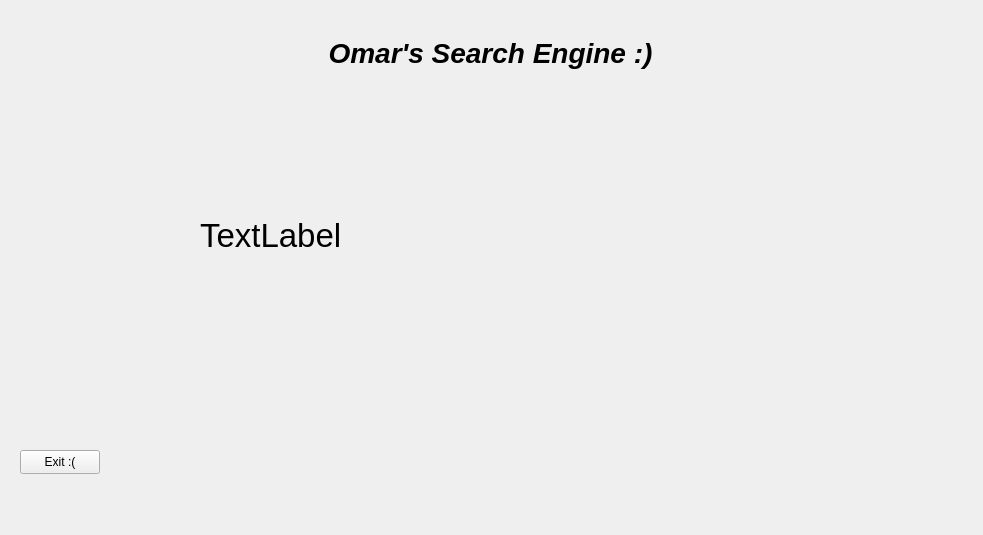
First picture: the form in GUI/SearchEngineGUI/websitescreen.ui, repository omrucf/SearchEngineProject, before the edit.
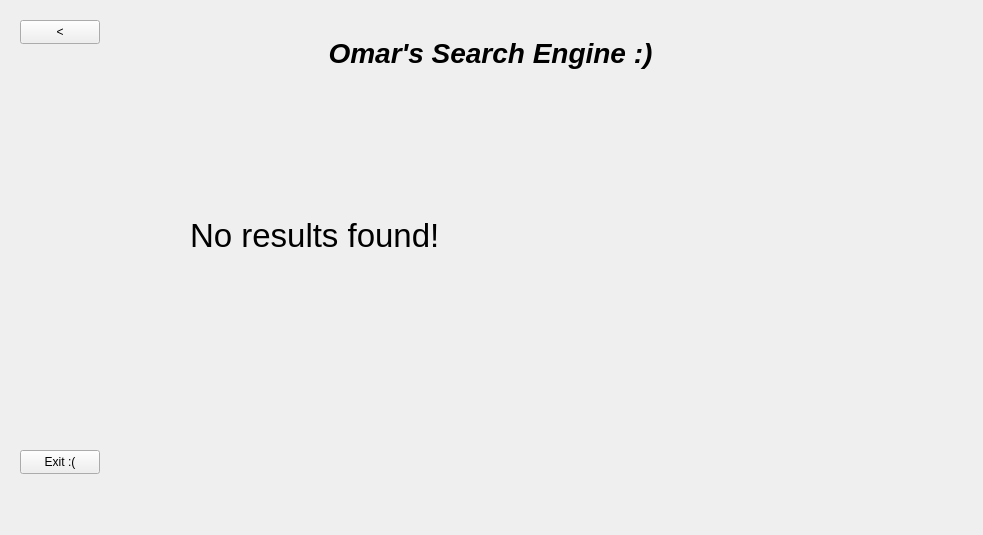
Second picture: the form after the edit.

What changed in the file:
```diff
--- a/GUI/SearchEngineGUI/websitescreen.ui
+++ b/GUI/SearchEngineGUI/websitescreen.ui
@@ -17,7 +17,7 @@
    <property name="geometry">
     <rect>
      <x>0</x>
-     <y>-3</y>
+     <y>0</y>
      <width>983</width>
      <height>535</height>
     </rect>
@@ -74,7 +74,7 @@
   <widget class="QLabel" name="URL">
    <property name="geometry">
     <rect>
-     <x>200</x>
+     <x>190</x>
      <y>200</y>
      <width>571</width>
      <height>71</height>
@@ -86,7 +86,20 @@
     </font>
    </property>
    <property name="text">
-    <string>TextLabel</string>
+    <string>No results found!</string>
+   </property>
+  </widget>
+  <widget class="QPushButton" name="pushButton">
+   <property name="geometry">
+    <rect>
+     <x>20</x>
+     <y>20</y>
+     <width>80</width>
+     <height>24</height>
+    </rect>
+   </property>
+   <property name="text">
+    <string>&lt;</string>
    </property>
   </widget>
  </widget>
```
